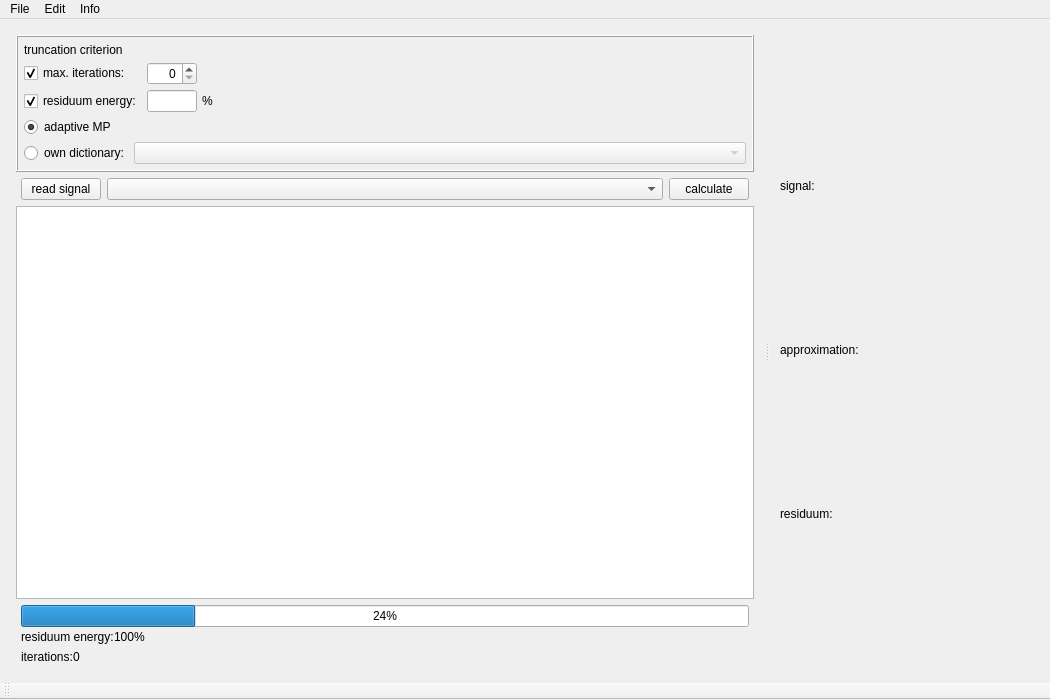
mne-tools/mne-cpp, file examples/matchingPursuit/mainwindow.ui: the form before one commit.
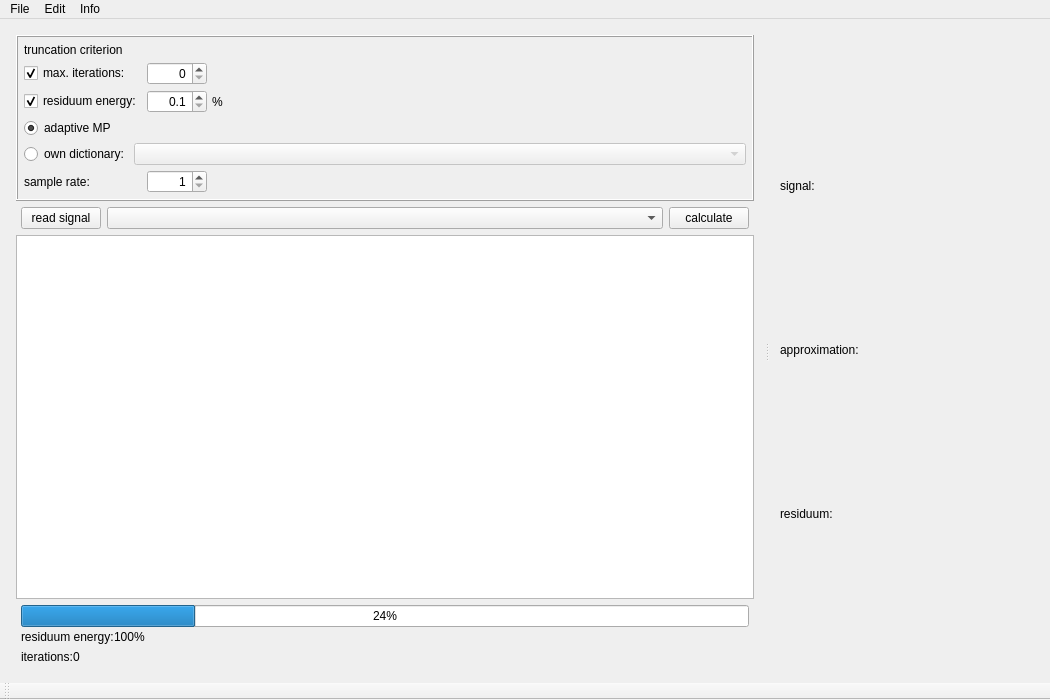
The form after the commit. Icons and pictures are not drawn.

Commit message: ADD: sample rate

Diff of the .ui file:
```diff
--- a/examples/matchingPursuit/mainwindow.ui
+++ b/examples/matchingPursuit/mainwindow.ui
@@ -88,41 +88,8 @@
              <property name="spacing">
               <number>5</number>
              </property>
-             <item row="8" column="0" colspan="2">
-              <widget class="QRadioButton" name="rb_adativMp">
-               <property name="text">
-                <string>adaptive MP</string>
-               </property>
-               <property name="checked">
-                <bool>true</bool>
-               </property>
-              </widget>
-             </item>
-             <item row="2" column="0" colspan="2">
-              <widget class="QLabel" name="lb_Criterion">
-               <property name="sizePolicy">
-                <sizepolicy hsizetype="Preferred" vsizetype="Fixed">
-                 <horstretch>0</horstretch>
-                 <verstretch>0</verstretch>
-                </sizepolicy>
-               </property>
-               <property name="text">
-                <string>truncation criterion</string>
-               </property>
-              </widget>
-             </item>
-             <item row="9" column="0">
-              <widget class="QRadioButton" name="rb_OwnDictionary">
-               <property name="text">
-                <string>own dictionary:</string>
-               </property>
-              </widget>
-             </item>
              <item row="4" column="2">
               <widget class="QSpinBox" name="sb_Iterations">
-               <property name="enabled">
-                <bool>true</bool>
-               </property>
                <property name="alignment">
                 <set>Qt::AlignRight|Qt::AlignTrailing|Qt::AlignVCenter</set>
                </property>
@@ -141,34 +108,6 @@
                </property>
               </widget>
              </item>
-             <item row="6" column="2">
-              <widget class="QLineEdit" name="tb_ResEnergy">
-               <property name="enabled">
-                <bool>true</bool>
-               </property>
-               <property name="sizePolicy">
-                <sizepolicy hsizetype="Fixed" vsizetype="Fixed">
-                 <horstretch>0</horstretch>
-                 <verstretch>0</verstretch>
-                </sizepolicy>
-               </property>
-               <property name="maximumSize">
-                <size>
-                 <width>50</width>
-                 <height>16777215</height>
-                </size>
-               </property>
-               <property name="layoutDirection">
-                <enum>Qt::LeftToRight</enum>
-               </property>
-               <property name="maxLength">
-                <number>6</number>
-               </property>
-               <property name="alignment">
-                <set>Qt::AlignRight|Qt::AlignTrailing|Qt::AlignVCenter</set>
-               </property>
-              </widget>
-             </item>
              <item row="6" column="0" colspan="2">
               <widget class="QCheckBox" name="chb_ResEnergy">
                <property name="text">
@@ -202,6 +141,75 @@
                </property>
               </widget>
              </item>
+             <item row="8" column="0" colspan="2">
+              <widget class="QRadioButton" name="rb_adativMp">
+               <property name="text">
+                <string>adaptive MP</string>
+               </property>
+               <property name="checked">
+                <bool>true</bool>
+               </property>
+              </widget>
+             </item>
+             <item row="2" column="0" colspan="2">
+              <widget class="QLabel" name="lb_Criterion">
+               <property name="sizePolicy">
+                <sizepolicy hsizetype="Preferred" vsizetype="Fixed">
+                 <horstretch>0</horstretch>
+                 <verstretch>0</verstretch>
+                </sizepolicy>
+               </property>
+               <property name="text">
+                <string>truncation criterion</string>
+               </property>
+              </widget>
+             </item>
+             <item row="9" column="0">
+              <widget class="QRadioButton" name="rb_OwnDictionary">
+               <property name="text">
+                <string>own dictionary:</string>
+               </property>
+              </widget>
+             </item>
+             <item row="6" column="2">
+              <widget class="QDoubleSpinBox" name="dsb_energy">
+               <property name="alignment">
+                <set>Qt::AlignRight|Qt::AlignTrailing|Qt::AlignVCenter</set>
+               </property>
+               <property name="decimals">
+                <number>1</number>
+               </property>
+               <property name="minimum">
+                <double>0.100000000000000</double>
+               </property>
+              </widget>
+             </item>
+             <item row="10" column="2">
+              <widget class="QSpinBox" name="sb_sample_rate">
+               <property name="maximumSize">
+                <size>
+                 <width>60</width>
+                 <height>16777215</height>
+                </size>
+               </property>
+               <property name="alignment">
+                <set>Qt::AlignRight|Qt::AlignTrailing|Qt::AlignVCenter</set>
+               </property>
+               <property name="minimum">
+                <number>1</number>
+               </property>
+               <property name="maximum">
+                <number>999999</number>
+               </property>
+              </widget>
+             </item>
+             <item row="10" column="0" colspan="2">
+              <widget class="QLabel" name="label">
+               <property name="text">
+                <string>sample rate:</string>
+               </property>
+              </widget>
+             </item>
             </layout>
            </item>
           </layout>
```
Left out of the diff: 16 changed lines with no effect on the pictures. The commit also changes 2 other files.
